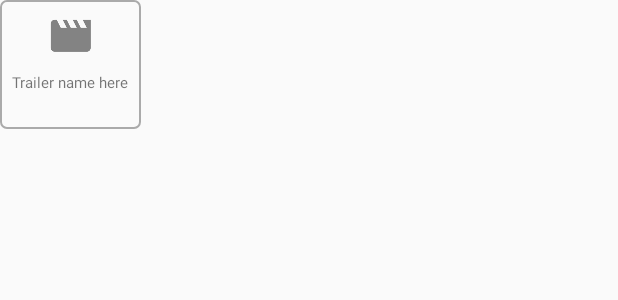
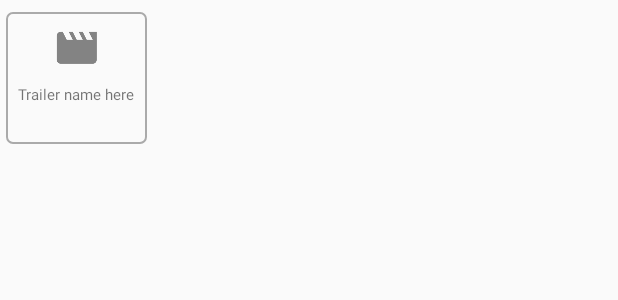
Before and after one commit to skipadu/Next-Flick, an Android app: the layout trailermovie_item.xml on its own in the app's theme, with its tools: preview values and no code run, on a phone screen of 412 x 824 dp. Shown: the top 300 px of the screen. Run offline under Robolectric (Android 15) with nearby library versions, the phone set to English and light mode, and no system bars.

Commit message:
feat: Changed most of the places to use dimens to keep changing of margins and text sizes little easier

```diff
--- a/app/src/main/res/layout/trailermovie_item.xml
+++ b/app/src/main/res/layout/trailermovie_item.xml
@@ -1,19 +1,32 @@
 <?xml version="1.0" encoding="utf-8"?>
+
 <android.support.constraint.ConstraintLayout xmlns:android="http://schemas.android.com/apk/res/android"
     xmlns:app="http://schemas.android.com/apk/res-auto"
     xmlns:tools="http://schemas.android.com/tools"
     android:layout_width="wrap_content"
+    android:layout_height="wrap_content">
+
+    <android.support.constraint.ConstraintLayout
+        android:layout_width="wrap_content"
         android:layout_height="wrap_content"
-    android:background="@drawable/border">
+        android:layout_marginBottom="@dimen/margin_default"
+        android:layout_marginEnd="@dimen/margin_medium"
+        android:layout_marginStart="@dimen/margin_medium"
+        android:layout_marginTop="@dimen/margin_default"
+        android:background="@drawable/border"
+        app:layout_constraintBottom_toBottomOf="parent"
+        app:layout_constraintEnd_toEndOf="parent"
+        app:layout_constraintStart_toStartOf="parent"
+        app:layout_constraintTop_toTopOf="parent">
 
 
         <ImageView
             android:id="@+id/imageView2"
             android:layout_width="wrap_content"
             android:layout_height="wrap_content"
-        android:layout_marginEnd="8dp"
-        android:layout_marginStart="8dp"
-        android:layout_marginTop="8dp"
+            android:layout_marginEnd="@dimen/margin_default"
+            android:layout_marginStart="@dimen/margin_default"
+            android:layout_marginTop="@dimen/margin_default"
             app:layout_constraintEnd_toEndOf="parent"
             app:layout_constraintStart_toStartOf="parent"
             app:layout_constraintTop_toTopOf="parent"
@@ -22,13 +35,14 @@
         <TextView
             android:id="@+id/tv_trailermovie_name"
             android:layout_width="wrap_content"
-        android:layout_height="38dp"
-        android:layout_marginEnd="8dp"
-        android:layout_marginStart="8dp"
-        android:layout_marginTop="8dp"
-        android:textSize="10sp"
+            android:layout_height="@dimen/trailer_item_height"
+            android:layout_marginEnd="@dimen/margin_default"
+            android:layout_marginStart="@dimen/margin_default"
+            android:layout_marginTop="@dimen/margin_default"
+            android:textSize="@dimen/text_small"
             app:layout_constraintEnd_toEndOf="parent"
             app:layout_constraintStart_toStartOf="parent"
             app:layout_constraintTop_toBottomOf="@+id/imageView2"
             tools:text="Trailer name here" />
     </android.support.constraint.ConstraintLayout>
+</android.support.constraint.ConstraintLayout>
--- a/app/src/main/res/values/dimens.xml
+++ b/app/src/main/res/values/dimens.xml
@@ -2,7 +2,12 @@
 <resources>
     <dimen name="movie_poster_offset">4dp</dimen>
     <dimen name="margin_default">8dp</dimen>
+    <dimen name="margin_medium">4dp</dimen>
+    <dimen name="margin_small">2dp</dimen>
     <dimen name="margin_zero">0dp</dimen>
     <dimen name="border_width">1dp</dimen>
     <dimen name="border_radius">4dp</dimen>
+    <dimen name="trailer_item_height">40dp</dimen>
+    <dimen name="text_normal">12sp</dimen>
+    <dimen name="text_small">10sp</dimen>
 </resources>
```
Also changed, not shown: app/src/main/res/layout-land/activity_detail.xml (+7 -7 lines), app/src/main/res/layout/activity_detail.xml (+8 -8 lines), app/src/main/res/layout/movie_list_item.xml (+4 -4 lines). Lines whose indentation alone changed are shown as unchanged.
